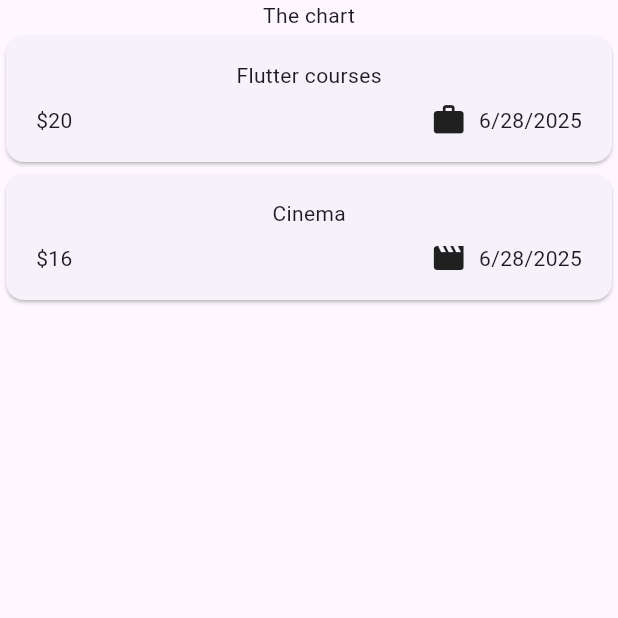
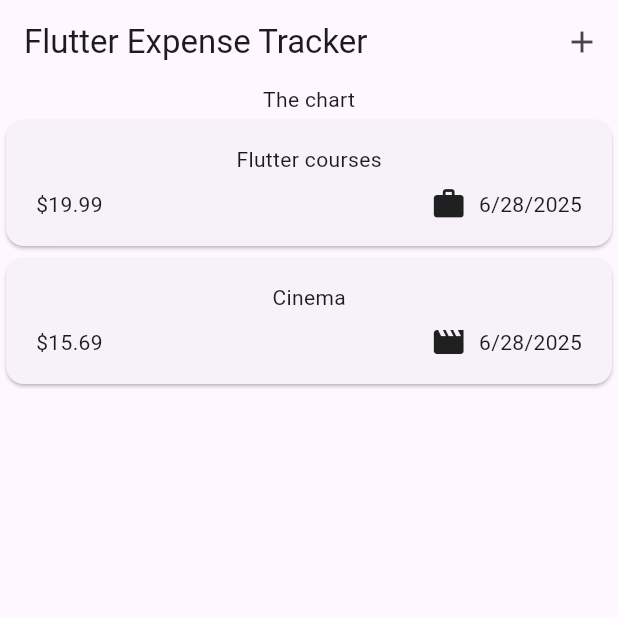
Before and after one commit to ponomarenko24/expense_tracker, a Flutter app: the screen it shows after launch, on a phone screen of 412 x 824 dp, the top half of it. Run offline on Flutter 3.47's test engine with Material 3 defaults, Android fonts, the phone set to English and light mode, and no system bars.

Commit message:
added AppBar

```diff
--- a/lib/main.dart
+++ b/lib/main.dart
@@ -2,5 +2,6 @@ import 'package:expence_tracker/widgets/expenses.dart';
 import 'package:flutter/material.dart';
 
 void main() {
-  runApp(const MaterialApp(home: Expenses()));
+  runApp(MaterialApp(
+    home: const Expenses()));
 }
--- a/lib/widgets/expenses.dart
+++ b/lib/widgets/expenses.dart
@@ -26,6 +26,10 @@ class _ExpensesState extends State<Expenses> {
   @override
   Widget build(context) {
     return Scaffold(
+      appBar: AppBar(
+        title: Text('Flutter Expense Tracker'),
+        actions: [IconButton(onPressed: () {}, icon: Icon(Icons.add))],
+      ),
       body: Column(
         children: [
           Text('The chart'),
--- a/lib/widgets/expenses_list/expense_item.dart
+++ b/lib/widgets/expenses_list/expense_item.dart
@@ -18,7 +18,7 @@ class ExpenseItem extends StatelessWidget {
             SizedBox(height: 8),
             Row(
               children: [
-                Text('\$${expense.amount.toStringAsPrecision(2)}'),
+                Text('\$${expense.amount.toStringAsFixed(2)}'),
                 Spacer(),
                 Row(
                   children: [
```
